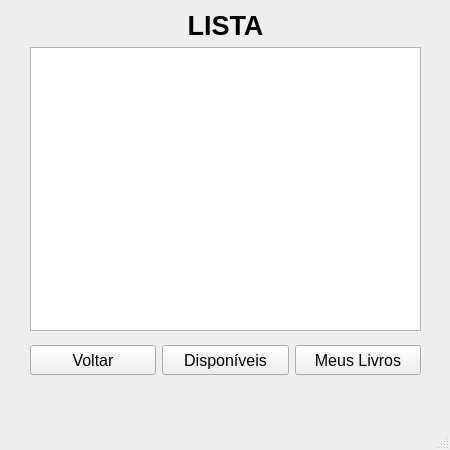
Above: Aulas_Revisão/11_2024/Dia 11/project/ui/lista_window.ui from OSepiliF/Curso-SENAC before the change. Below: the same form after it.
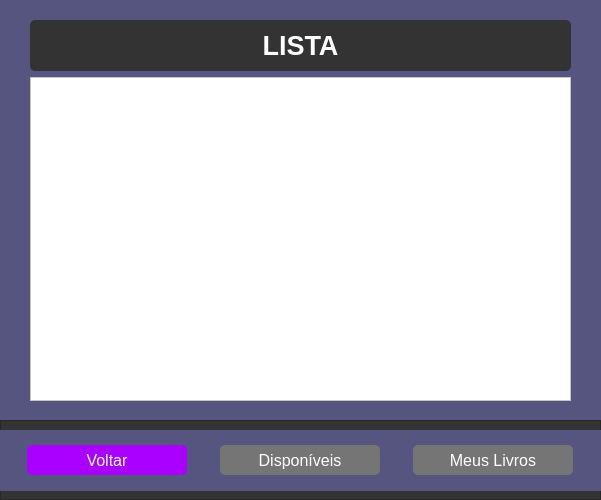
That is the form after the change.

Diff of the .ui file:
```diff
--- a/Aulas_Revisão/11_2024/Dia 11/project/ui/lista_window.ui
+++ b/Aulas_Revisão/11_2024/Dia 11/project/ui/lista_window.ui
@@ -6,20 +6,23 @@
    <rect>
     <x>0</x>
     <y>0</y>
-    <width>450</width>
-    <height>450</height>
+    <width>601</width>
+    <height>500</height>
    </rect>
   </property>
   <property name="windowTitle">
    <string>MainWindow</string>
   </property>
+  <property name="styleSheet">
+   <string notr="true">background-color: rgb(85, 85, 127);</string>
+  </property>
   <widget class="QWidget" name="centralwidget">
    <widget class="QWidget" name="horizontalLayoutWidget">
     <property name="geometry">
      <rect>
-      <x>30</x>
-      <y>330</y>
-      <width>391</width>
+      <x>0</x>
+      <y>430</y>
+      <width>601</width>
       <height>61</height>
      </rect>
     </property>
@@ -37,6 +40,10 @@
          <pointsize>12</pointsize>
         </font>
        </property>
+       <property name="styleSheet">
+        <string notr="true">color: white; border-radius: 5px;
+background-color: rgb(170, 0, 255);</string>
+       </property>
        <property name="text">
         <string>Voltar</string>
        </property>
@@ -55,6 +62,10 @@
          <pointsize>12</pointsize>
         </font>
        </property>
+       <property name="styleSheet">
+        <string notr="true"> color: white; border-radius: 5px;
+background-color: rgb(117, 117, 117);</string>
+       </property>
        <property name="text">
         <string>Disponíveis</string>
        </property>
@@ -73,6 +84,10 @@
          <pointsize>12</pointsize>
         </font>
        </property>
+       <property name="styleSheet">
+        <string notr="true"> color: white; border-radius: 5px;
+background-color: rgb(117, 117, 117);</string>
+       </property>
        <property name="text">
         <string>Meus Livros</string>
        </property>
@@ -84,9 +99,9 @@
     <property name="geometry">
      <rect>
       <x>30</x>
-      <y>10</y>
-      <width>391</width>
-      <height>321</height>
+      <y>20</y>
+      <width>541</width>
+      <height>381</height>
      </rect>
     </property>
     <layout class="QVBoxLayout" name="verticalLayout">
@@ -99,14 +114,8 @@
          <bold>true</bold>
         </font>
        </property>
-       <property name="mouseTracking">
-        <bool>false</bool>
-       </property>
-       <property name="autoFillBackground">
-        <bool>false</bool>
-       </property>
-       <property name="frameShadow">
-        <enum>QFrame::Plain</enum>
+       <property name="styleSheet">
+        <string notr="true">color: white; background-color: #333333; padding: 10px; border-radius: 5px;</string>
        </property>
        <property name="text">
         <string>LISTA</string>
@@ -117,22 +126,37 @@
       </widget>
      </item>
      <item>
-      <widget class="QListWidget" name="listWidget"/>
+      <widget class="QListWidget" name="listWidget">
+       <property name="styleSheet">
+        <string notr="true">background-color: rgb(255, 255, 255);</string>
+       </property>
+      </widget>
      </item>
     </layout>
    </widget>
+   <widget class="QFrame" name="frame">
+    <property name="geometry">
+     <rect>
+      <x>0</x>
+      <y>420</y>
+      <width>601</width>
+      <height>80</height>
+     </rect>
+    </property>
+    <property name="styleSheet">
+     <string notr="true"> background-color: #333333;</string>
+    </property>
+    <property name="frameShape">
+     <enum>QFrame::StyledPanel</enum>
+    </property>
+    <property name="frameShadow">
+     <enum>QFrame::Raised</enum>
+    </property>
+   </widget>
+   <zorder>frame</zorder>
+   <zorder>horizontalLayoutWidget</zorder>
+   <zorder>verticalLayoutWidget</zorder>
   </widget>
-  <widget class="QMenuBar" name="menubar">
-   <property name="geometry">
-    <rect>
-     <x>0</x>
-     <y>0</y>
-     <width>450</width>
-     <height>21</height>
-    </rect>
-   </property>
-  </widget>
-  <widget class="QStatusBar" name="statusbar"/>
  </widget>
  <resources/>
  <connections/>
```
